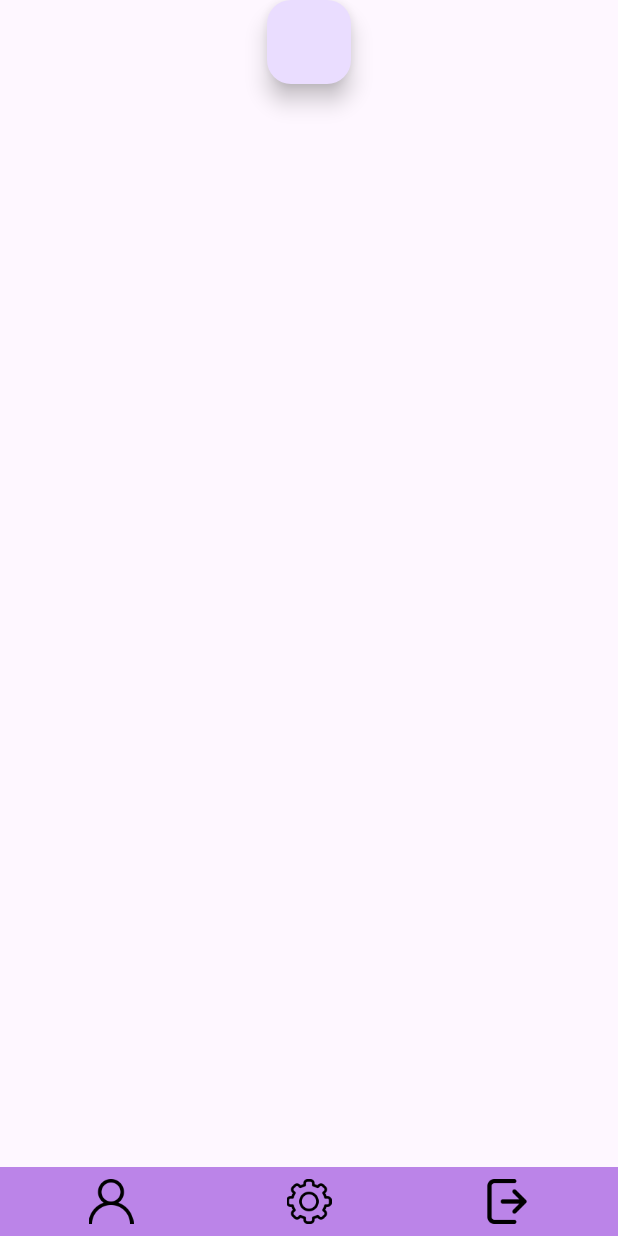
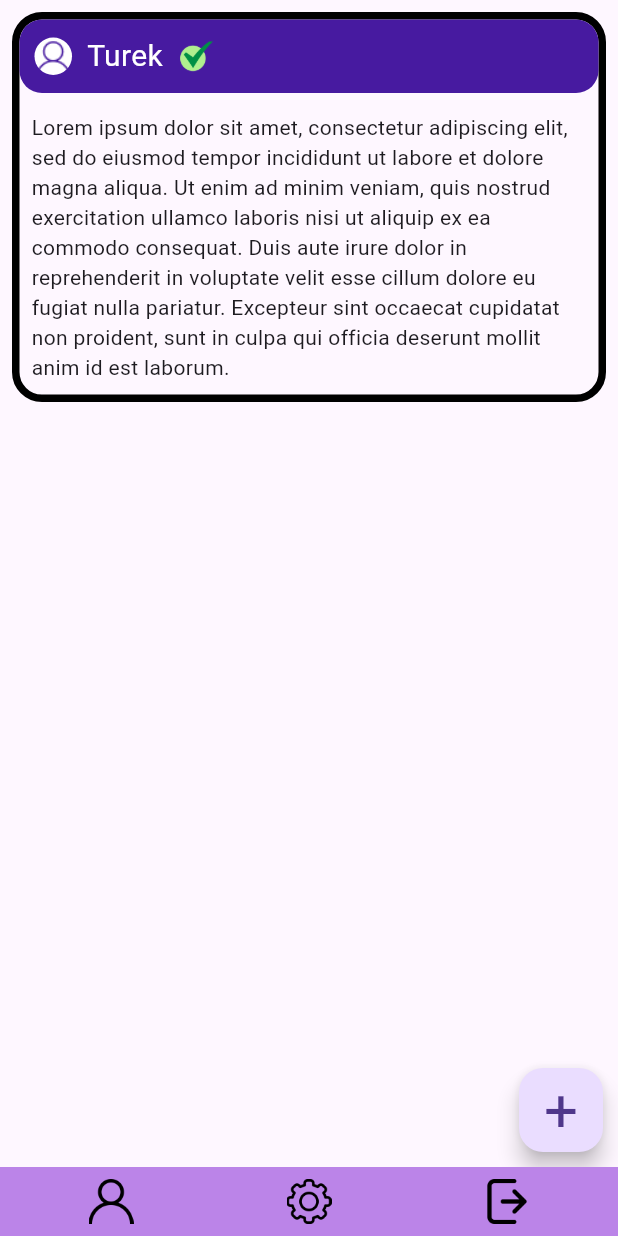
Before and after one commit to turek979/Flutter-navigator-exercise, a Flutter app: the HomeView screen opened directly, on a phone screen of 412 x 824 dp. Run offline on Flutter 3.47's test engine with Material 3 defaults, Android fonts, the phone set to English and light mode, and no system bars; our stand-ins replace animated_splash_screen, page_transition, shared_preferences, sqflite; accounts and stored records are empty.

Commit message:
add a widget for displaying posts and adjust home screen view

```diff
--- a/lib/util/images.dart
+++ b/lib/util/images.dart
@@ -1,6 +1,6 @@
 class Images {
   static const _assetsFolder = "assets/png";
-  static const imageLogo = "assets/png/logo.png";
+  static const imageLogo = "$_assetsFolder/logo.png";
   static const userLogo = "assets/png/user-logo.png";
   static const padlockLogo = "assets/png/padlock-logo.png";
   static const eyeLogo = "assets/png/eye-logo.png";
--- a/lib/views/Home_Page/home_view.dart
+++ b/lib/views/Home_Page/home_view.dart
@@ -4,6 +4,8 @@ import 'package:flutter_login_exercise/util/app_colors.dart';
 import 'package:flutter_login_exercise/util/images.dart';
 import 'package:flutter_login_exercise/widgets/addpost.dart';
 import 'package:shared_preferences/shared_preferences.dart';
+import 'package:flutter_login_exercise/widgets/postfield.dart';
+import 'package:sqflite/sqflite.dart';
 
 class HomeView extends StatelessWidget {
   const HomeView({super.key});
@@ -14,19 +16,34 @@ class HomeView extends StatelessWidget {
         child: Scaffold(
       body: Column(
         children: [
+          PostField(),
+          Spacer(),
           SingleChildScrollView(
             child: Column(
               children: [
-                FloatingActionButton(onPressed: () {
-                  Navigator.push(
-                    context,
-                    MaterialPageRoute(builder: (context) => AddPostWidget()),
-                  );
-                }),
+                Padding(
+                  padding: const EdgeInsets.all(10.0),
+                  child: Align(
+                    alignment: Alignment.bottomRight,
+                    child: FloatingActionButton(
+                      onPressed: () {
+                        Navigator.push(
+                          context,
+                          MaterialPageRoute(
+                              builder: (context) => AddPostWidget()),
+                        );
+                      },
+                      child: Text(
+                        '+',
+                        style: TextStyle(
+                            fontSize: 40, fontWeight: FontWeight.w400),
+                      ),
+                    ),
+                  ),
+                ),
               ],
             ),
           ),
-          Spacer(),
           Align(
             alignment: FractionalOffset.bottomCenter,
             child: Container(
--- a/lib/views/Login_Page/login_view.dart
+++ b/lib/views/Login_Page/login_view.dart
@@ -16,6 +16,7 @@ class LoginView extends StatefulWidget {
 class _LoginViewState extends State<LoginView> {
   final GlobalKey<FormState> emailFormKey = GlobalKey<FormState>();
   final GlobalKey<FormState> passwordFormKey = GlobalKey<FormState>();
+  bool loginPassword = false;
 
   @override
   Widget build(BuildContext context) {
@@ -53,10 +54,13 @@ class _LoginViewState extends State<LoginView> {
                     validator: (value) {
                       if (value == null || value.isEmpty) {
                         return 'Please enter Email or username';
+                        // loginPassword = true;
                       } else if (value == 'turek') {
                         return null;
+                        // loginPassword = false;
                       } else {
                         return 'Email or Username is incorrect';
+                        // loginPassword = true;
                       }
                     },
                     decoration: InputDecoration(
--- a/lib/views/Register_Page/register_view.dart
+++ b/lib/views/Register_Page/register_view.dart
@@ -52,9 +52,10 @@ class RegisterView extends StatelessWidget {
                     ],
                   ),
                   const SizedBox(height: 46),
-                  const CustomTextField('Full Name', Images.userLogo),
+                  CustomTextField(
+                      hintText: 'Full Name', prefix: Images.userLogo),
                   const SizedBox(height: 40),
-                  const CustomTextField('Email', Images.mailLogo),
+                  CustomTextField(hintText: 'Email', prefix: Images.mailLogo),
                   const SizedBox(height: 40),
                   CustomTextFieldSuffix('Password',
                       suffix: Images.eyeLogo, prefix: Images.padlockLogo),
--- a/lib/widgets/addpost.dart
+++ b/lib/widgets/addpost.dart
@@ -1,6 +1,7 @@
 import 'package:flutter/material.dart';
 import 'package:flutter_login_exercise/util/images.dart';
 import 'package:flutter_login_exercise/util/app_colors.dart';
+import 'package:sqflite/sqflite.dart';
 
 class AddPostWidget extends StatelessWidget {
   const AddPostWidget({super.key});
--- /dev/null
+++ b/lib/widgets/postfield.dart
@@ -0,0 +1,66 @@
+import 'package:flutter/material.dart';
+import 'package:flutter_login_exercise/util/app_colors.dart';
+import 'package:flutter_login_exercise/util/images.dart';
+import 'package:sqflite/sqflite.dart';
+
+class PostField extends StatelessWidget {
+  const PostField({super.key});
+
+  @override
+  Widget build(BuildContext context) {
+    return Padding(
+      padding: const EdgeInsets.all(8.0),
+      child: Container(
+        decoration: BoxDecoration(
+          border: Border.all(width: 5, color: Colors.black),
+          borderRadius: BorderRadius.circular(20),
+        ),
+        child: Column(
+          children: [
+            Container(
+              decoration: BoxDecoration(
+                color: AppColors.appPurple,
+                borderRadius: BorderRadius.circular(15),
+              ),
+              child: Padding(
+                padding: const EdgeInsets.all(10.0),
+                child: Row(
+                  children: [
+                    Container(
+                      height: 25,
+                      decoration: BoxDecoration(
+                        color: Colors.white,
+                        borderRadius: BorderRadius.circular(50),
+                      ),
+                      child: Image.asset(Images.userLogo),
+                    ),
+                    SizedBox(width: 10),
+                    Text(
+                      'Turek',
+                      style: TextStyle(fontSize: 20, color: Colors.white),
+                    ),
+                    SizedBox(width: 10),
+                    Container(height: 25, child: Image.asset(Images.checkMark)),
+                  ],
+                ),
+              ),
+            ),
+            SizedBox(height: 5),
+            Container(
+              decoration: BoxDecoration(
+                // borderRadius: BorderRadius.circular(20),
+              ),
+              child: Container(
+                child: Padding(
+                  padding: const EdgeInsets.all(8.0),
+                  child: Text(
+                      'Lorem ipsum dolor sit amet, consectetur adipiscing elit, sed do eiusmod tempor incididunt ut labore et dolore magna aliqua. Ut enim ad minim veniam, quis nostrud exercitation ullamco laboris nisi ut aliquip ex ea commodo consequat. Duis aute irure dolor in reprehenderit in voluptate velit esse cillum dolore eu fugiat nulla pariatur. Excepteur sint occaecat cupidatat non proident, sunt in culpa qui officia deserunt mollit anim id est laborum.'),
+                ),
+              ),
+            ),
+          ],
+        ),
+      ),
+    );
+  }
+}
--- a/lib/widgets/textfield.dart
+++ b/lib/widgets/textfield.dart
@@ -4,8 +4,9 @@ import 'package:flutter_login_exercise/util/app_colors.dart';
 class CustomTextField extends StatelessWidget {
   final String hintText;
   final String prefix;
+  final List<Shadow>? shadows;
 
-  const CustomTextField(this.hintText, this.prefix, {super.key});
+  const CustomTextField({required this.hintText, required this.prefix, this.shadows = null, super.key});
 
   @override
   Widget build(BuildContext context) {
@@ -16,7 +17,8 @@ class CustomTextField extends StatelessWidget {
           child: Image.asset(prefix),
         ),
         hintText: hintText,
-        hintStyle: const TextStyle(
+        hintStyle: TextStyle(
+            shadows: shadows,
             fontSize: 15,
             fontWeight: FontWeight.w400,
             color: Color.fromRGBO(0, 0, 0, 0.3)),
--- a/lib/widgets/textfieldsuffix.dart
+++ b/lib/widgets/textfieldsuffix.dart
@@ -21,7 +21,7 @@ class _CustomTextFieldSuffixState extends State<CustomTextFieldSuffix> {
   @override
   void initState() {
     super.initState();
-    _formKey = widget.formKey ?? GlobalKey<FormState>(); // Updated this line
+    _formKey = widget.formKey ?? GlobalKey<FormState>();
   }
 
   @override
--- a/pubspec.yaml
+++ b/pubspec.yaml
@@ -40,6 +40,8 @@ dependencies:
   # Use with the CupertinoIcons class for iOS style icons.
   cupertino_icons: ^1.0.2
   shared_preferences: ^2.2.2
+  sqflite: ^2.3.2
+  intl: ^0.19.0
 
 dev_dependencies:
   flutter_test:
```
Also changed, not shown: pubspec.lock.
